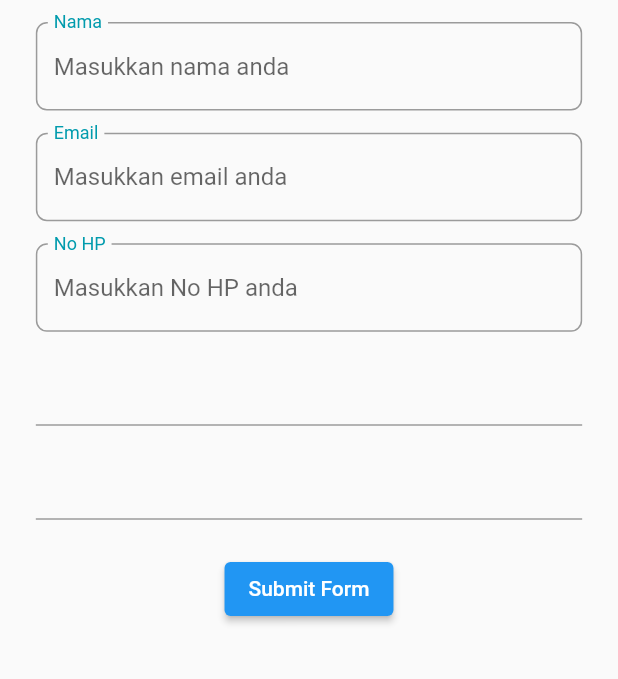
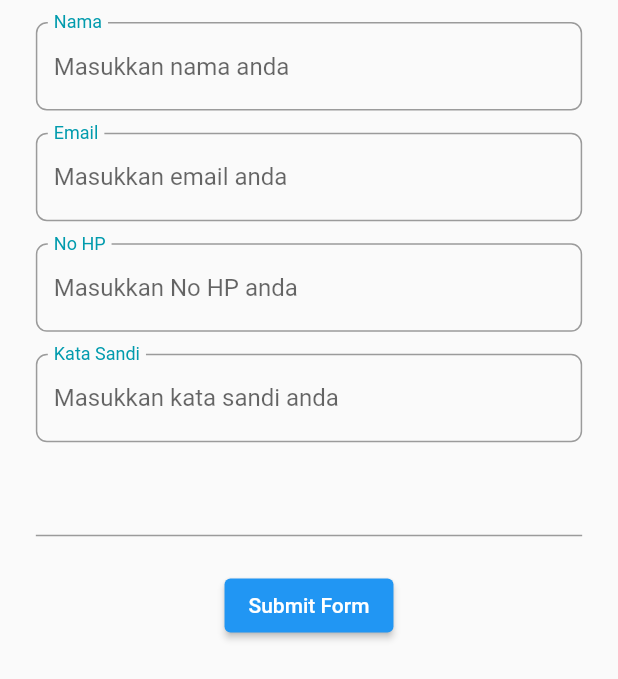
Before and after one commit to abdaziz-04/venturo-form-stepper-aziz, a Flutter app: the screen it shows after launch, on a phone screen of 412 x 824 dp. Shown: the top 679 px of the screen. Run offline on Flutter 3.47's test engine with Material 2 defaults, Android fonts, the phone set to English and light mode, and no system bars; our stand-ins replace flutter_screenutil, get, google_fonts; missing offline and left inert: fast_rsa; key blocks and very long unbroken strings in the code were emptied for the run.

```diff
--- a/lib/features/profiling/view/ui/profiling_screen.dart
+++ b/lib/features/profiling/view/ui/profiling_screen.dart
@@ -75,7 +75,22 @@ class ProfilingScreen extends StatelessWidget {
                   );
                 }),
                 SizedBox(height: 16.h),
-                const TextField(),
+                Obx(() {
+                  String? errorMessage;
+
+                  errorMessage = controller.passwordErrorMessage.value.trim();
+                  if (errorMessage.isEmpty) {
+                    errorMessage = null;
+                  }
+
+                  return CustomTextFieldWidget(
+                    controller: controller.passwordController,
+                    errorMessage: errorMessage,
+                    label: 'Kata Sandi',
+                    hint: 'Masukkan kata sandi anda',
+                    inputType: TextInputType.visiblePassword,
+                  );
+                }),
                 SizedBox(height: 16.h),
                 const TextField(),
                 SizedBox(height: 24.h),
```
Also changed, not shown: lib/features/profiling/controllers/profiling_controller.dart (+38 -0 lines).
